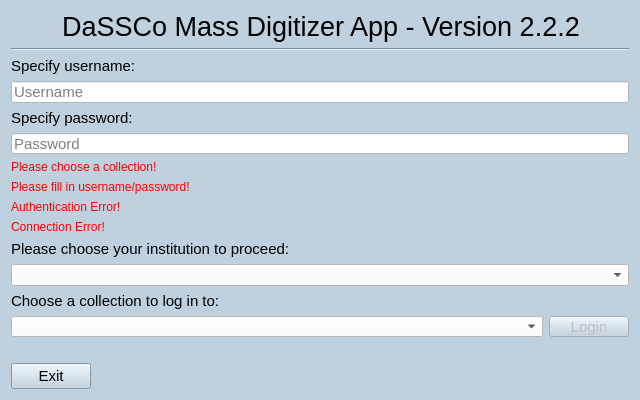
Old version of the form MassDigitizer/ui/homescreen.ui in the repository NHMDenmark/Mass-Digitizer.
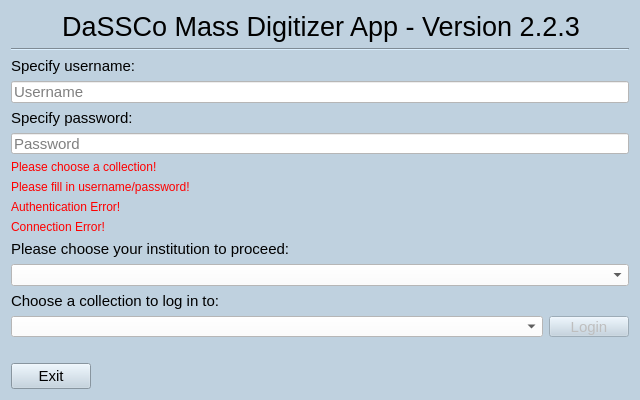
New version of the form.

```diff
--- a/MassDigitizer/ui/homescreen.ui
+++ b/MassDigitizer/ui/homescreen.ui
@@ -61,7 +61,7 @@
       </font>
      </property>
      <property name="text">
-      <string>DaSSCo Mass Digitizer App - Version 2.2.2</string>
+      <string>DaSSCo Mass Digitizer App - Version 2.2.3</string>
      </property>
      <property name="alignment">
       <set>Qt::AlignmentFlag::AlignCenter</set>
```
